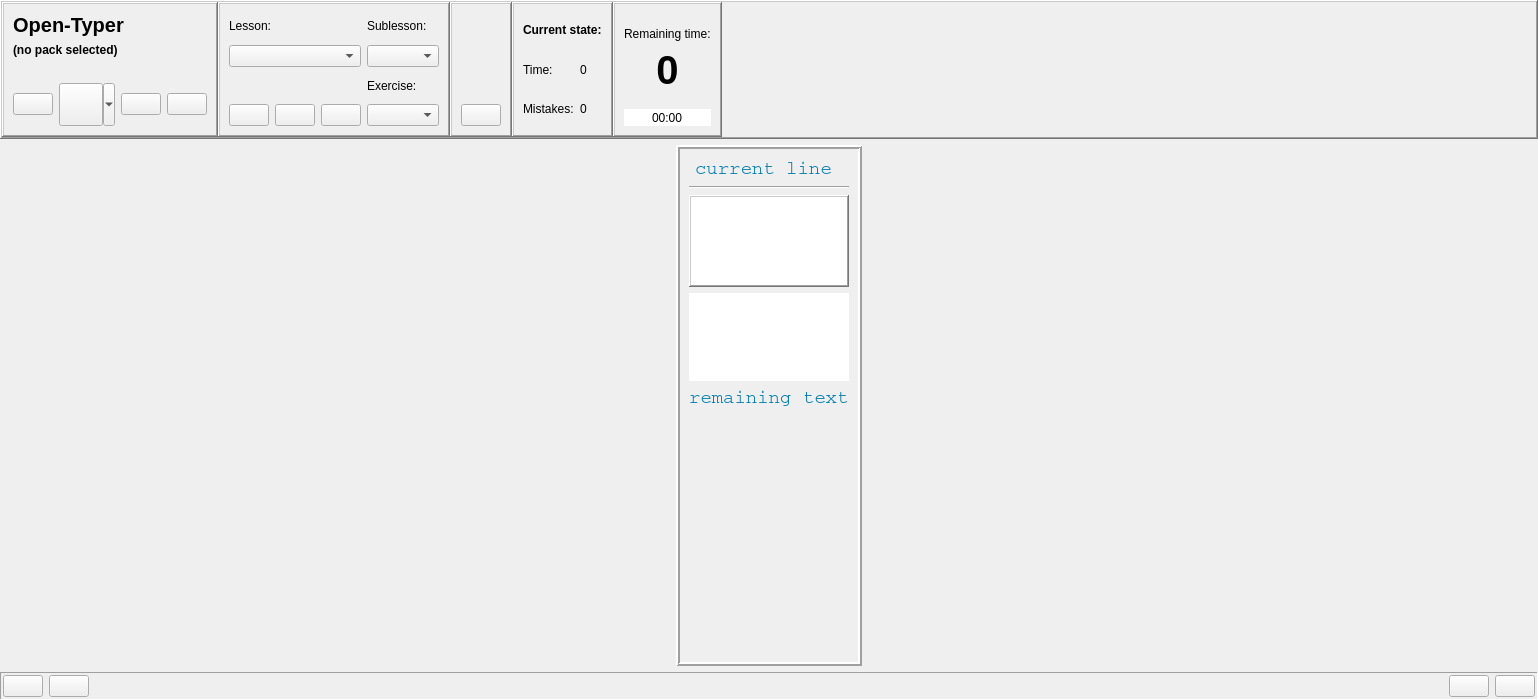
Above: ui/opentyper.ui from Open-Typer/Open-Typer before the change. Below: the same form after it.
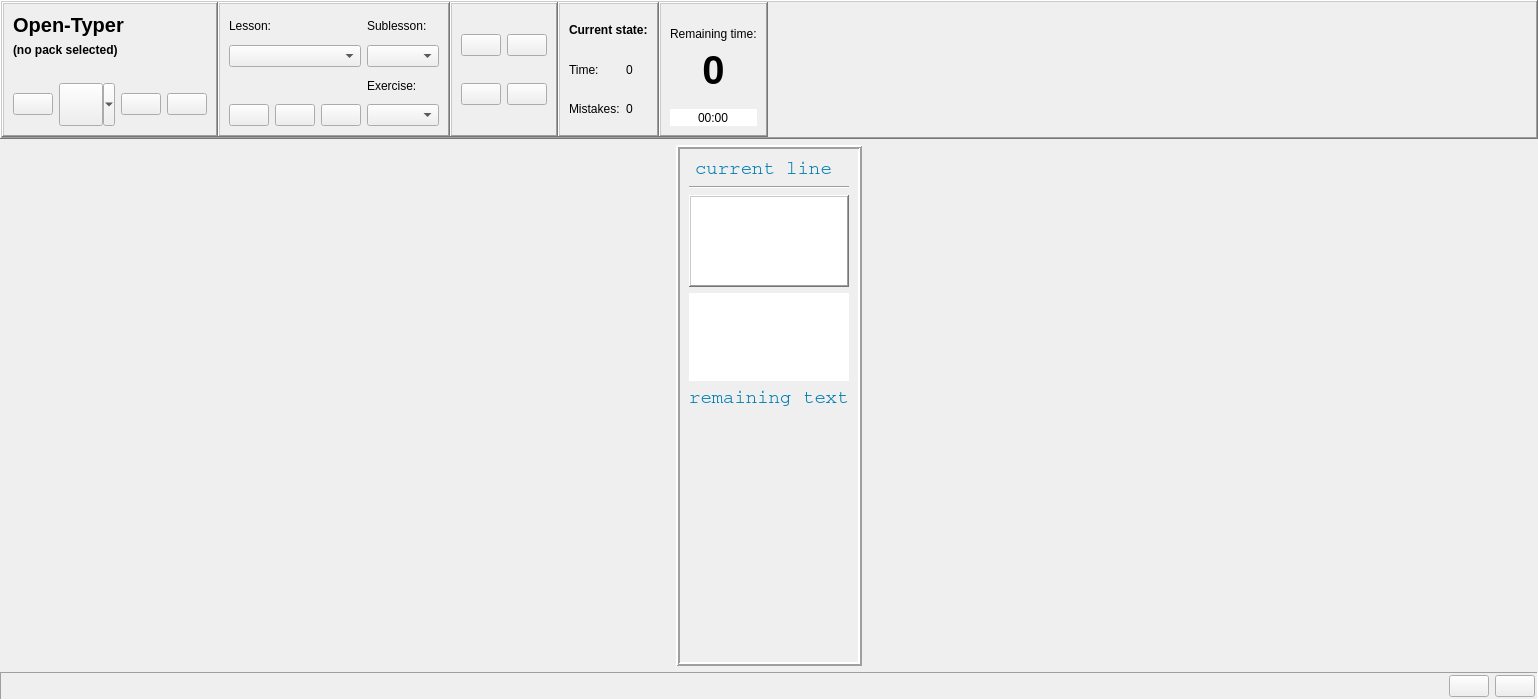
That is the form after the change. Icons and pictures are not drawn. Custom widgets are drawn as their Qt base class.

Commit message: ui: opentyper: Move exercise options and add reversed text

```diff
--- a/ui/opentyper.ui
+++ b/ui/opentyper.ui
@@ -564,6 +564,52 @@
                 <number>3</number>
                </property>
                <layout class="QGridLayout" name="gridLayout">
+                <item row="0" column="0">
+                 <widget class="QPushButton" name="statsButton">
+                  <property name="focusPolicy">
+                   <enum>Qt::NoFocus</enum>
+                  </property>
+                  <property name="toolTip">
+                   <string>Exercise history</string>
+                  </property>
+                  <property name="text">
+                   <string notr="true"/>
+                  </property>
+                  <property name="icon">
+                   <iconset resource="../res.qrc">
+                    <normaloff>:/res/images/stats.png</normaloff>:/res/images/stats.png</iconset>
+                  </property>
+                  <property name="iconSize">
+                   <size>
+                    <width>36</width>
+                    <height>36</height>
+                   </size>
+                  </property>
+                 </widget>
+                </item>
+                <item row="0" column="1">
+                 <widget class="QPushButton" name="timedExerciseButton">
+                  <property name="focusPolicy">
+                   <enum>Qt::NoFocus</enum>
+                  </property>
+                  <property name="toolTip">
+                   <string>Timed exercise</string>
+                  </property>
+                  <property name="text">
+                   <string notr="true"/>
+                  </property>
+                  <property name="icon">
+                   <iconset resource="../res.qrc">
+                    <normaloff>:/res/images/clock.png</normaloff>:/res/images/clock.png</iconset>
+                  </property>
+                  <property name="iconSize">
+                   <size>
+                    <width>36</width>
+                    <height>36</height>
+                   </size>
+                  </property>
+                 </widget>
+                </item>
                 <item row="1" column="0">
                  <widget class="QPushButton" name="errorWordsButton">
                   <property name="toolTip">
@@ -584,18 +630,25 @@
                   </property>
                  </widget>
                 </item>
-                <item row="0" column="0">
-                 <spacer name="tmpSpacer">
-                  <property name="orientation">
-                   <enum>Qt::Vertical</enum>
+                <item row="1" column="1">
+                 <widget class="QPushButton" name="reversedTextButton">
+                  <property name="toolTip">
+                   <string>Reversed text</string>
                   </property>
-                  <property name="sizeHint" stdset="0">
+                  <property name="text">
+                   <string notr="true"/>
+                  </property>
+                  <property name="icon">
+                   <iconset resource="../res.qrc">
+                    <normaloff>:/res/images/reversedExercise.png</normaloff>:/res/images/reversedExercise.png</iconset>
+                  </property>
+                  <property name="iconSize">
                    <size>
-                    <width>20</width>
-                    <height>40</height>
+                    <width>36</width>
+                    <height>36</height>
                    </size>
                   </property>
-                 </spacer>
+                 </widget>
                 </item>
                </layout>
               </widget>
@@ -1097,7 +1150,7 @@
       <property name="frameShadow">
        <enum>QFrame::Sunken</enum>
       </property>
-      <layout class="QHBoxLayout" name="horizontalLayout_2" stretch="0,0">
+      <layout class="QHBoxLayout" name="horizontalLayout_2" stretch="0">
        <property name="leftMargin">
         <number>2</number>
        </property>
@@ -1110,76 +1163,6 @@
        <property name="bottomMargin">
         <number>2</number>
        </property>
-       <item alignment="Qt::AlignLeft">
-        <widget class="QFrame" name="exerciseControlFrame">
-         <property name="frameShape">
-          <enum>QFrame::NoFrame</enum>
-         </property>
-         <property name="frameShadow">
-          <enum>QFrame::Plain</enum>
-         </property>
-         <layout class="QHBoxLayout" name="horizontalLayout_4">
-          <property name="leftMargin">
-           <number>0</number>
-          </property>
-          <property name="topMargin">
-           <number>0</number>
-          </property>
-          <property name="rightMargin">
-           <number>0</number>
-          </property>
-          <property name="bottomMargin">
-           <number>0</number>
-          </property>
-          <item>
-           <widget class="QPushButton" name="timedExerciseButton">
-            <property name="focusPolicy">
-             <enum>Qt::NoFocus</enum>
-            </property>
-            <property name="toolTip">
-             <string>Timed exercise</string>
-            </property>
-            <property name="text">
-             <string notr="true"/>
-            </property>
-            <property name="icon">
-             <iconset resource="../res.qrc">
-              <normaloff>:/res/images/clock.png</normaloff>:/res/images/clock.png</iconset>
-            </property>
-            <property name="iconSize">
-             <size>
-              <width>32</width>
-              <height>32</height>
-             </size>
-            </property>
-           </widget>
-          </item>
-          <item>
-           <widget class="QPushButton" name="statsButton">
-            <property name="focusPolicy">
-             <enum>Qt::NoFocus</enum>
-            </property>
-            <property name="toolTip">
-             <string extracomment="The history (and stats) of this exercise">Exercise history</string>
-            </property>
-            <property name="text">
-             <string notr="true"/>
-            </property>
-            <property name="icon">
-             <iconset resource="../res.qrc">
-              <normaloff>:/res/images/stats.png</normaloff>:/res/images/stats.png</iconset>
-            </property>
-            <property name="iconSize">
-             <size>
-              <width>32</width>
-              <height>32</height>
-             </size>
-            </property>
-           </widget>
-          </item>
-         </layout>
-        </widget>
-       </item>
        <item alignment="Qt::AlignRight">
         <widget class="QFrame" name="zoomFrame">
          <property name="sizePolicy">
```
Left out of the diff: 41 changed lines with no effect on the pictures.
